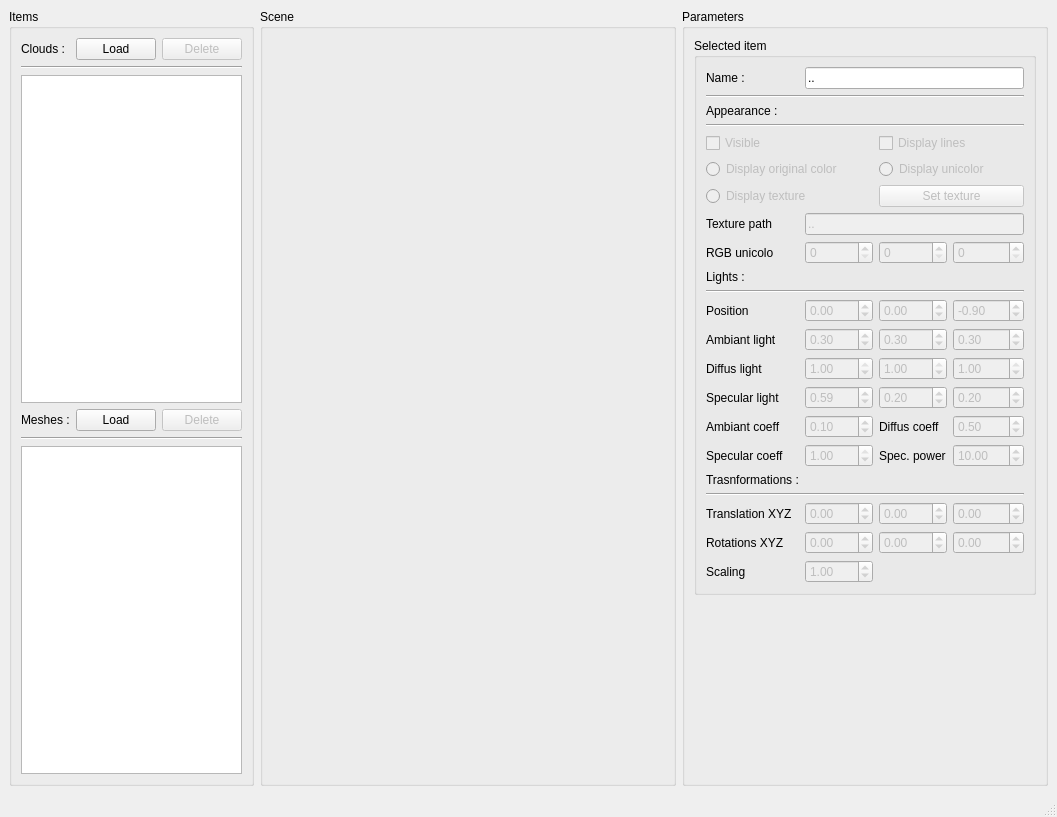
GuillaumeGibert/swooz, file swooz-viewer/trunk/form/SWUI_Viewer.ui: the form before one commit.
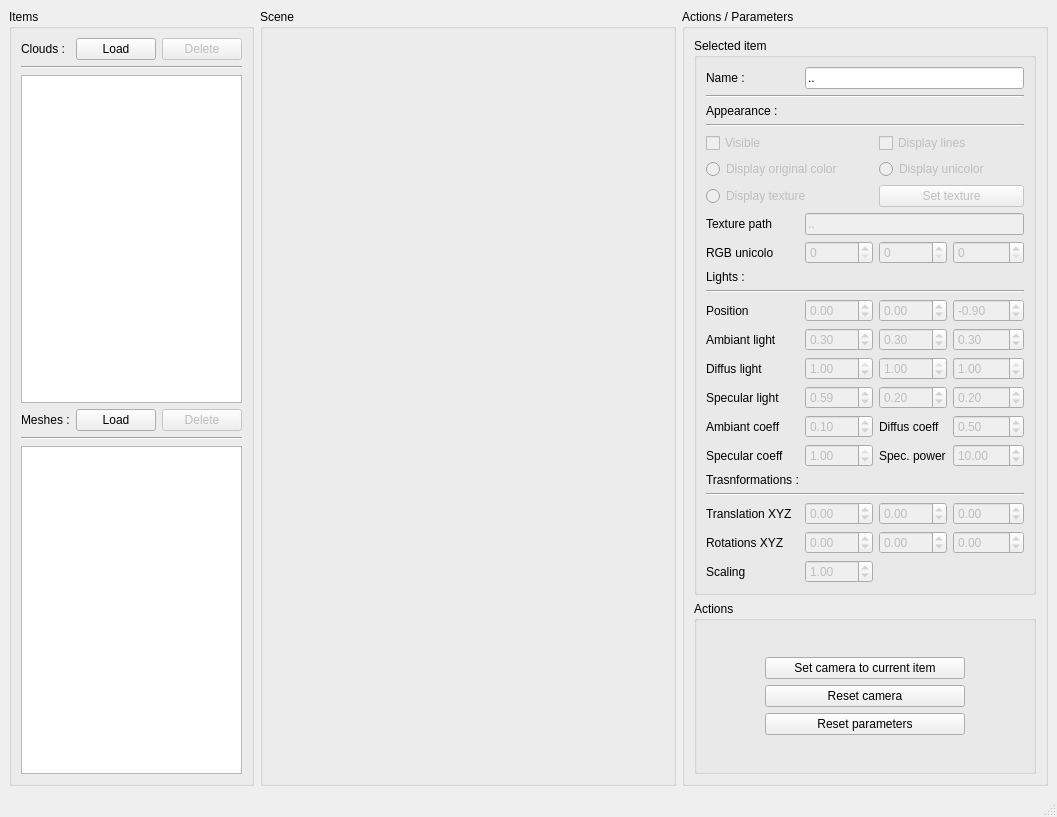
The form after the commit.

What changed in the file:
```diff
--- a/swooz-viewer/trunk/form/SWUI_Viewer.ui
+++ b/swooz-viewer/trunk/form/SWUI_Viewer.ui
@@ -127,7 +127,7 @@
       <item row="0" column="2">
        <widget class="QGroupBox" name="gbParameters">
         <property name="title">
-         <string>Parameters</string>
+         <string>Actions / Parameters</string>
         </property>
         <layout class="QGridLayout" name="gridLayout_7">
          <item row="0" column="0">
@@ -806,17 +806,56 @@
           </layout>
          </item>
          <item row="1" column="0">
-          <spacer name="verticalSpacer">
-           <property name="orientation">
-            <enum>Qt::Vertical</enum>
+          <widget class="QGroupBox" name="gbActions">
+           <property name="title">
+            <string>Actions</string>
            </property>
-           <property name="sizeHint" stdset="0">
-            <size>
-             <width>20</width>
-             <height>40</height>
-            </size>
-           </property>
-          </spacer>
+           <layout class="QGridLayout" name="gridLayout_3">
+            <item row="0" column="0">
+             <layout class="QGridLayout" name="gridLayout">
+              <item row="2" column="0">
+               <widget class="QPushButton" name="pbResetParameters">
+                <property name="maximumSize">
+                 <size>
+                  <width>200</width>
+                  <height>16777215</height>
+                 </size>
+                </property>
+                <property name="text">
+                 <string>Reset parameters</string>
+                </property>
+               </widget>
+              </item>
+              <item row="0" column="0">
+               <widget class="QPushButton" name="pbSetCamera">
+                <property name="minimumSize">
+                 <size>
+                  <width>0</width>
+                  <height>0</height>
+                 </size>
+                </property>
+                <property name="maximumSize">
+                 <size>
+                  <width>200</width>
+                  <height>16777215</height>
+                 </size>
+                </property>
+                <property name="text">
+                 <string>Set camera to current item</string>
+                </property>
+               </widget>
+              </item>
+              <item row="1" column="0">
+               <widget class="QPushButton" name="pbResetCamera">
+                <property name="text">
+                 <string>Reset camera</string>
+                </property>
+               </widget>
+              </item>
+             </layout>
+            </item>
+           </layout>
+          </widget>
          </item>
         </layout>
        </widget>
```
